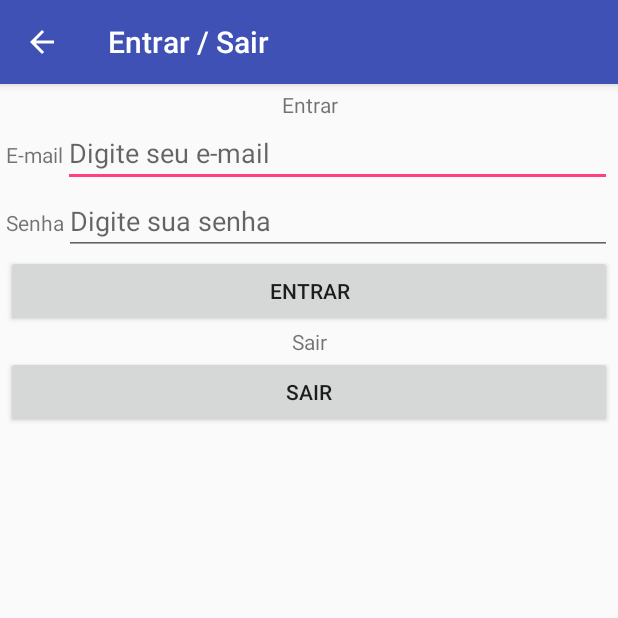
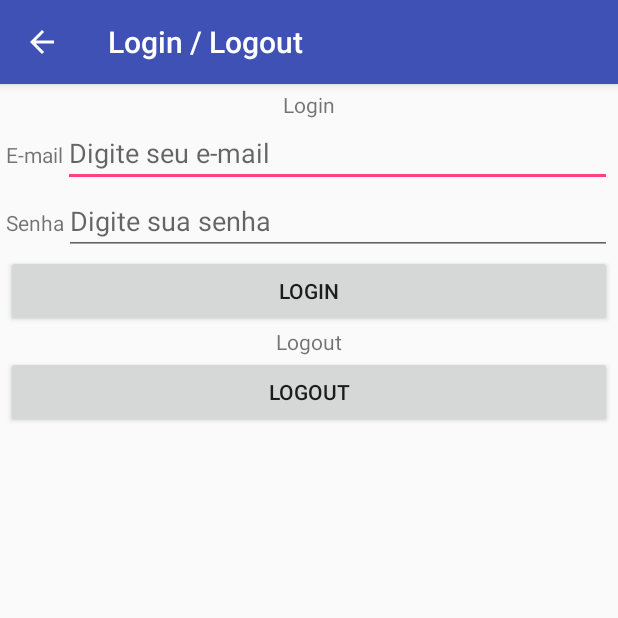
Before and after one commit to deniwerikmartins/Matter_Of_Time, an Android app: the LoginLogoutActivity screen opened directly, with no data from a screen before it, on a phone screen of 412 x 824 dp, the top half of it. Run offline under Robolectric (Android 15) with nearby library versions, the phone set to English and light mode, and no system bars; our stand-ins replace ButterKnife, Dagger/Hilt's generated code; libraries missing offline, so code that uses them is left out: com.koushikdutta.async, com.koushikdutta.ion, com.squareup.otto, io.realm; pictures from the network do not load; 1 statement that could not run was skipped.

Commit message:
bugs e testes

```diff
--- a/app/src/main/res/values/strings.xml
+++ b/app/src/main/res/values/strings.xml
@@ -70,14 +70,14 @@
     <string name="senha_necessaria">Senha Necessária</string>
     <string name="ordem_invalida">Ordem da música invalida</string>
     <string name="cadastro">Cadastro</string>
-    <string name="loginlogout">Entrar / Sair</string>
+    <string name="loginlogout">Login / Logout</string>
     <string name="title_activity_sign_up" translatable="false">SignUpActivity</string>
     <string name="title_activity_login_logout" translatable="false">LoginLogoutActivity</string>
     <string name="registro">Registro</string>
     <string name="confirme_senha">Confirme sua senha</string>
     <string name="cadastrar">Cadastrar</string>
-    <string name="entrar">Entrar</string>
-    <string name="sair">Sair</string>
+    <string name="entrar">Login</string>
+    <string name="sair">Logout</string>
     <string name="confirmacaoSenhaNecessaria">Confirmação da senha necessária</string>
     <string name="senha_nao_confere">Senhas não conferem</string>
     <string name="esqueci_senha">Esqueci minha senha</string>
```
Also changed, not shown: 1 other file.
